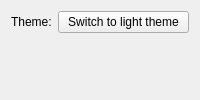
The window that ui/settingspage.ui (Sergey-pixel-dev/bioanalyzer) describes before a commit, drawn with Qt 5.
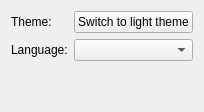
The same window after the commit.

```diff
--- a/ui/settingspage.ui
+++ b/ui/settingspage.ui
@@ -8,6 +8,8 @@
     <layout class="QFormLayout" name="settingsForm">
      <item row="0" column="0"><widget class="QLabel" name="themeLabel"><property name="text"><string>Theme:</string></property></widget></item>
      <item row="0" column="1"><widget class="QPushButton" name="themeToggle"><property name="text"><string>Switch to light theme</string></property><property name="checkable"><bool>true</bool></property></widget></item>
+     <item row="1" column="0"><widget class="QLabel" name="languageLabel"><property name="text"><string>Language:</string></property></widget></item>
+     <item row="1" column="1"><widget class="QComboBox" name="languageCombo"/></item>
     </layout>
    </item>
    <item><spacer name="verticalSpacer"><property name="orientation"><enum>Qt::Orientation::Vertical</enum></property><property name="sizeHint" stdset="0"><size><width>20</width><height>40</height></size></property></spacer></item>
```
